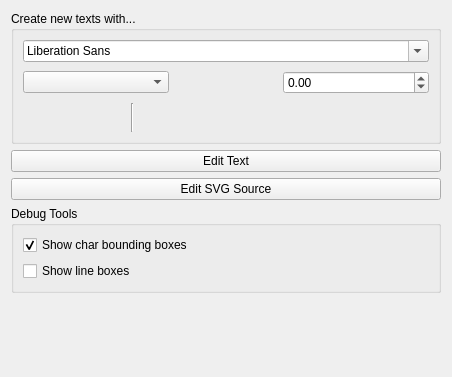
Before: the Qt Designer form plugins/tools/svgtexttool/WdgSvgTextOptionWidget.ui in KDE/krita, drawn with Qt 5.
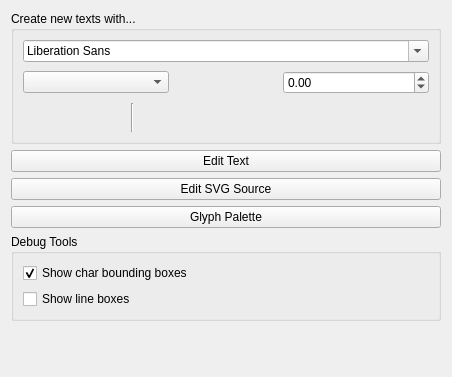
After: the same form once the commit is applied. Icons and pictures are not drawn.

Commit message:
Create glyph model and make a glyph palette to display said model.
Right now this doesn't do much besides show the basic character map
and give some feedback when a given glyph has alternates.

Diff of the .ui file:
```diff
--- a/plugins/tools/svgtexttool/WdgSvgTextOptionWidget.ui
+++ b/plugins/tools/svgtexttool/WdgSvgTextOptionWidget.ui
@@ -15,6 +15,32 @@
    </rect>
   </property>
   <layout class="QGridLayout" name="gridLayout">
+   <item row="4" column="0">
+    <widget class="QGroupBox" name="groupBoxDebug">
+     <property name="title">
+      <string notr="true">Debug Tools</string>
+     </property>
+     <layout class="QVBoxLayout" name="verticalLayout_2">
+      <item>
+       <widget class="QCheckBox" name="chkDbgCharBbox">
+        <property name="text">
+         <string notr="true">Show char bounding boxes</string>
+        </property>
+        <property name="checked">
+         <bool>true</bool>
+        </property>
+       </widget>
+      </item>
+      <item>
+       <widget class="QCheckBox" name="chkDbgLineBox">
+        <property name="text">
+         <string notr="true">Show line boxes</string>
+        </property>
+       </widget>
+      </item>
+     </layout>
+    </widget>
+   </item>
    <item row="1" column="0">
     <widget class="QPushButton" name="btnEdit">
      <property name="text">
@@ -22,6 +48,19 @@
      </property>
     </widget>
    </item>
+   <item row="5" column="0">
+    <spacer name="verticalSpacer">
+     <property name="orientation">
+      <enum>Qt::Vertical</enum>
+     </property>
+     <property name="sizeHint" stdset="0">
+      <size>
+       <width>0</width>
+       <height>0</height>
+      </size>
+     </property>
+    </spacer>
+   </item>
    <item row="0" column="0">
     <widget class="QGroupBox" name="defsOptions">
      <property name="title">
@@ -287,43 +326,11 @@
      </property>
     </widget>
    </item>
-   <item row="4" column="0">
-    <spacer name="verticalSpacer">
-     <property name="orientation">
-      <enum>Qt::Vertical</enum>
-     </property>
-     <property name="sizeHint" stdset="0">
-      <size>
-       <width>0</width>
-       <height>0</height>
-      </size>
-     </property>
-    </spacer>
-   </item>
    <item row="3" column="0">
-    <widget class="QGroupBox" name="groupBoxDebug">
-     <property name="title">
-      <string notr="true">Debug Tools</string>
+    <widget class="QPushButton" name="btnGlyphPalette">
+     <property name="text">
+      <string>Glyph Palette</string>
      </property>
-     <layout class="QVBoxLayout" name="verticalLayout_2">
-      <item>
-       <widget class="QCheckBox" name="chkDbgCharBbox">
-        <property name="text">
-         <string notr="true">Show char bounding boxes</string>
-        </property>
-        <property name="checked">
-         <bool>true</bool>
-        </property>
-       </widget>
-      </item>
-      <item>
-       <widget class="QCheckBox" name="chkDbgLineBox">
-        <property name="text">
-         <string notr="true">Show line boxes</string>
-        </property>
-       </widget>
-      </item>
-     </layout>
     </widget>
    </item>
   </layout>
```
The commit also changes 13 other files.
